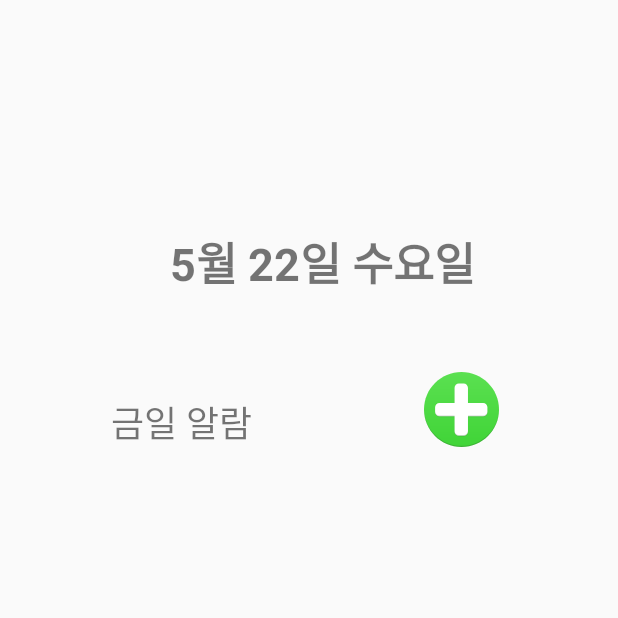
After one commit to wpdnd0414/Med_Quick, an Android app built with Jetpack Compose: the Set_Alarm screen opened directly, with no data from a screen before it, on a phone screen of 412 x 824 dp, the top half of it. The commit adds this screen. Run offline under Robolectric (Android 15) with nearby library versions, the phone set to English and light mode, and no system bars.

Commit message:
Set_Alarm 화면
일단 화면 모양만 구성했습니다.

Main 화면에서 'Go to Alarm' 버튼을 누르면 기존 Alarm엑티비티로 설정되어있던걸 Set_Alarm으로 교체했습니다.

-> 알람설정 화면에서 알람을 추가하면 화면에 리스트 형식으로 보여 주는 건 아직

```diff
--- a/app/src/main/AndroidManifest.xml
+++ b/app/src/main/AndroidManifest.xml
@@ -13,6 +13,9 @@
         android:theme="@style/AppTheme"
         tools:targetApi="31">
         <activity
+            android:name=".Set_Alarm"
+            android:exported="false" />
+        <activity
             android:name=".Intro2"
             android:exported="false"
             android:label="@string/title_activity_intro2"
@@ -24,6 +27,7 @@
             android:theme="@style/AppTheme">
             <intent-filter>
                 <action android:name="android.intent.action.MAIN" />
+
                 <category android:name="android.intent.category.LAUNCHER" />
             </intent-filter>
         </activity>
@@ -43,8 +47,7 @@
             android:name=".MainActivity"
             android:exported="true"
             android:label="@string/app_name"
-            android:theme="@style/AppTheme">
-        </activity>
+            android:theme="@style/AppTheme"></activity>
     </application>
 
 </manifest>
--- a/app/src/main/java/com/example/quick_med/MainActivity.kt
+++ b/app/src/main/java/com/example/quick_med/MainActivity.kt
@@ -12,7 +12,7 @@ class MainActivity : AppCompatActivity() {
 
         val buttonAlarm = findViewById<Button>(R.id.button_alarm)
         buttonAlarm.setOnClickListener {
-            val intent = Intent(this, Alarm::class.java)
+            val intent = Intent(this, Set_Alarm::class.java)
             startActivity(intent)
         }
 
--- /dev/null
+++ b/app/src/main/java/com/example/quick_med/Set_Alarm.kt
@@ -0,0 +1,47 @@
+package com.example.quick_med
+
+import android.os.Bundle
+import android.widget.Button
+import androidx.activity.enableEdgeToEdge
+import androidx.appcompat.app.AppCompatActivity
+import androidx.core.view.ViewCompat
+import androidx.core.view.WindowInsetsCompat
+import android.widget.TextView
+import java.text.SimpleDateFormat
+import java.util.Calendar
+import java.util.Locale
+
+class Set_Alarm : AppCompatActivity() {
+    override fun onCreate(savedInstanceState: Bundle?) {
+        super.onCreate(savedInstanceState)
+        enableEdgeToEdge()
+        setContentView(R.layout.activity_set_alarm)
+
+        ViewCompat.setOnApplyWindowInsetsListener(findViewById(R.id.main)) { v, insets ->
+            val systemBars = insets.getInsets(WindowInsetsCompat.Type.systemBars())
+            v.setPadding(systemBars.left, systemBars.top, systemBars.right, systemBars.bottom)
+            insets
+        }
+
+        // 오늘 날짜를 표시해줌.feat GPT
+        setContentView(R.layout.activity_set_alarm)
+
+        val dateTextView: TextView = findViewById(R.id.dateTextView)
+
+        val calendar = Calendar.getInstance()
+
+        val dateFormat = SimpleDateFormat("M월 d일 E요일", Locale.KOREAN )
+
+        val dateString = dateFormat.format(calendar.time)
+
+        dateTextView.text = dateString
+
+
+
+        /*val button: Button = findViewById(R.id.addbutton)
+
+        button.setOnClickListener {
+            val intent = Intent(this, /*이 안에 Set_Alarm 1이름*/ ::class.java)
+            startActivity(intent)*/
+    }
+}
--- /dev/null
+++ b/app/src/main/res/drawable/add_alarm.xml
@@ -0,0 +1,27 @@
+<vector xmlns:aapt="http://schemas.android.com/aapt" xmlns:android="http://schemas.android.com/apk/res/android" android:height="60dp" android:viewportHeight="256" android:viewportWidth="256" android:width="60dp">
+
+    <path android:pathData="M256,128c0,70.69 -57.31,128 -128,128C57.31,256 0,198.69 0,128S57.31,0 128,0C198.69,0 256,57.31 256,128z">
+
+        <aapt:attr name="android:fillColor">
+
+            <gradient android:endX="128" android:endY="256.74" android:startX="128" android:startY="3.89" android:type="linear">
+
+                <item android:color="#FF5AE050" android:offset="0"/>
+
+                <item android:color="#FF40D437" android:offset="1"/>
+
+            </gradient>
+
+        </aapt:attr>
+
+    </path>
+
+    <path android:fillAlpha="0.2" android:fillColor="#2C2C2C" android:pathData="M128,251.77c-69.98,0 -126.84,-56.17 -127.97,-125.89C0.01,126.59 0,127.29 0,128c0,70.69 57.31,128 128,128C198.69,256 256,198.69 256,128c0,-0.71 -0.02,-1.41 -0.03,-2.11C254.84,195.6 197.99,251.77 128,251.77z" android:strokeAlpha="0.2"/>
+
+    <path android:fillAlpha="0.1" android:fillColor="#2C2C2C" android:pathData="M201.73,108.41h-51.67V56.74c0,-8.12 -6.64,-14.76 -14.76,-14.76h-16.24c-8.12,0 -14.77,6.64 -14.77,14.76v51.67h-51.67c-8.12,0 -14.76,6.64 -14.76,14.76v16.24c0,8.12 6.64,14.76 14.76,14.76h51.67v51.67c0,8.12 6.65,14.76 14.77,14.76h16.24c8.12,0 14.76,-6.64 14.76,-14.76v-51.67h51.67c8.12,0 14.77,-6.64 14.77,-14.76v-16.24C216.49,115.06 209.85,108.41 201.73,108.41z" android:strokeAlpha="0.1"/>
+
+    <path android:fillColor="#FFFFFF" android:pathData="M201.73,105.6h-51.67V53.92c0,-8.12 -6.64,-14.76 -14.76,-14.76h-16.24c-8.12,0 -14.77,6.64 -14.77,14.76v51.67h-51.67c-8.12,0 -14.76,6.64 -14.76,14.76V136.6c0,8.12 6.64,14.76 14.76,14.76h51.67v51.67c0,8.12 6.65,14.76 14.77,14.76h16.24c8.12,0 14.76,-6.64 14.76,-14.76v-51.67h51.67c8.12,0 14.77,-6.64 14.77,-14.76v-16.24C216.49,112.24 209.85,105.6 201.73,105.6z"/>
+
+    <path android:fillAlpha="0.2" android:fillColor="#2C2C2C" android:pathData="M135.29,214.98h-16.24c-8.12,0 -14.77,-6.64 -14.77,-14.76v2.82c0,8.12 6.65,14.76 14.77,14.76h16.24c8.12,0 14.76,-6.64 14.76,-14.76v-2.82C150.05,208.34 143.41,214.98 135.29,214.98zM104.29,148.54h-51.67c-8.12,0 -14.76,-6.64 -14.76,-14.76v2.82c0,8.12 6.64,14.76 14.76,14.76h51.67V148.54zM201.73,148.54h-51.67v2.82h51.67c8.12,0 14.77,-6.64 14.77,-14.76v-2.82C216.49,141.9 209.85,148.54 201.73,148.54z" android:strokeAlpha="0.2"/>
+
+</vector>
--- /dev/null
+++ b/app/src/main/res/layout/activity_set_alarm.xml
@@ -0,0 +1,51 @@
+<?xml version="1.0" encoding="utf-8"?>
+<androidx.constraintlayout.widget.ConstraintLayout xmlns:android="http://schemas.android.com/apk/res/android"
+    xmlns:app="http://schemas.android.com/apk/res-auto"
+    xmlns:tools="http://schemas.android.com/tools"
+    android:id="@+id/main"
+    android:layout_width="match_parent"
+    android:layout_height="match_parent"
+    tools:context=".Set_Alarm">
+
+    <Button
+        android:id="@+id/addbutton"
+        android:layout_width="50dp"
+        android:layout_height="50dp"
+        android:background="@drawable/add_alarm"
+        android:text=" "
+        app:layout_constraintBottom_toBottomOf="parent"
+        app:layout_constraintEnd_toEndOf="parent"
+        app:layout_constraintHorizontal_bias="0.781"
+        app:layout_constraintStart_toStartOf="parent"
+        app:layout_constraintTop_toTopOf="parent"
+        app:layout_constraintVertical_bias="0.32" />
+
+    <TextView
+        android:id="@+id/dateTextView"
+        android:layout_width="235dp"
+        android:layout_height="54dp"
+        android:text="이곳에 날짜 표시"
+        android:textAlignment="center"
+        android:textSize="30sp"
+        android:textStyle="bold"
+        app:layout_constraintBottom_toBottomOf="parent"
+        app:layout_constraintEnd_toEndOf="parent"
+        app:layout_constraintHorizontal_bias="0.551"
+        app:layout_constraintStart_toStartOf="parent"
+        app:layout_constraintTop_toTopOf="parent"
+        app:layout_constraintVertical_bias="0.197" />
+
+    <TextView
+        android:id="@+id/textView2"
+        android:layout_width="wrap_content"
+        android:layout_height="wrap_content"
+        android:text="금일 알람"
+        android:textSize="24sp"
+        app:layout_constraintBottom_toBottomOf="parent"
+        app:layout_constraintEnd_toEndOf="parent"
+        app:layout_constraintHorizontal_bias="0.233"
+        app:layout_constraintStart_toStartOf="parent"
+        app:layout_constraintTop_toTopOf="parent"
+        app:layout_constraintVertical_bias="0.334" />
+
+</androidx.constraintlayout.widget.ConstraintLayout>
```
